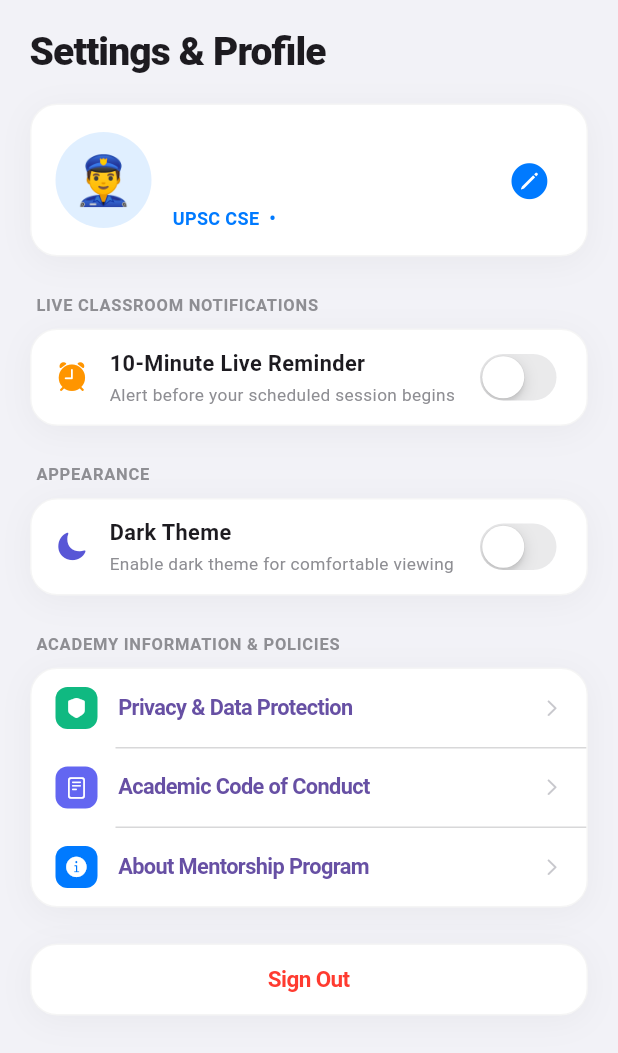
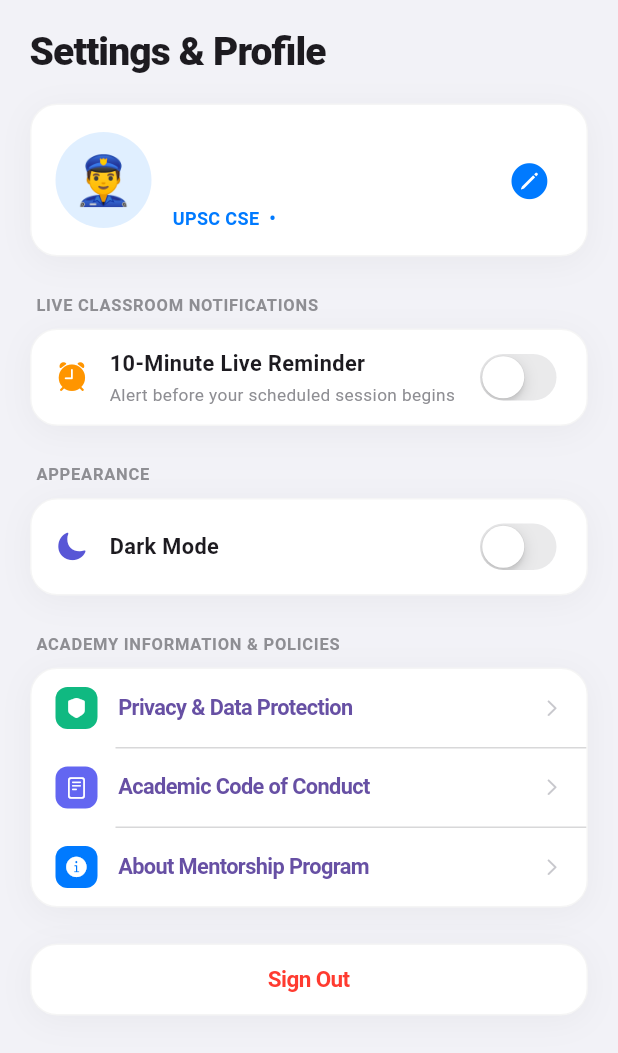
Before and after one commit to Mahendrakumar19/indrajeetsir, a Flutter app: the ProfileScreen screen opened directly with empty values, on a phone screen of 412 x 824 dp. Shown: the top 1053 px of the screen. Run offline on Flutter 3.47's test engine with Material 3 defaults, Android fonts, the phone set to English and light mode, and no system bars.

Commit message:
Remove subtitle from Dark Mode toggle in Settings

```diff
--- a/student_app/lib/main.dart
+++ b/student_app/lib/main.dart
@@ -2342,8 +2342,7 @@ class ProfileScreen extends StatelessWidget {
               child: _buildToggleRow(
                 icon: CupertinoIcons.moon_fill,
                 iconColor: IosTheme.systemIndigo,
-                title: 'Dark Theme',
-                subtitle: 'Enable dark theme for comfortable viewing',
+                title: 'Dark Mode',
                 value: isDark,
                 onChanged: (val) => onThemeToggle(),
               ),
@@ -2434,7 +2433,7 @@ class ProfileScreen extends StatelessWidget {
     required IconData icon,
     required Color iconColor,
     required String title,
-    required String subtitle,
+    String? subtitle,
     required bool value,
     required ValueChanged<bool> onChanged,
   }) {
@@ -2447,10 +2446,13 @@ class ProfileScreen extends StatelessWidget {
           Expanded(
             child: Column(
               crossAxisAlignment: CrossAxisAlignment.start,
+              mainAxisSize: MainAxisSize.min,
               children: [
                 Text(title, style: const TextStyle(fontSize: 14.5, fontWeight: FontWeight.w600)),
-                const SizedBox(height: 2),
-                Text(subtitle, style: const TextStyle(fontSize: 11.5, color: CupertinoColors.systemGrey)),
+                if (subtitle != null && subtitle.isNotEmpty) ...[
+                  const SizedBox(height: 2),
+                  Text(subtitle, style: const TextStyle(fontSize: 11.5, color: CupertinoColors.systemGrey)),
+                ],
               ],
             ),
           ),
```
